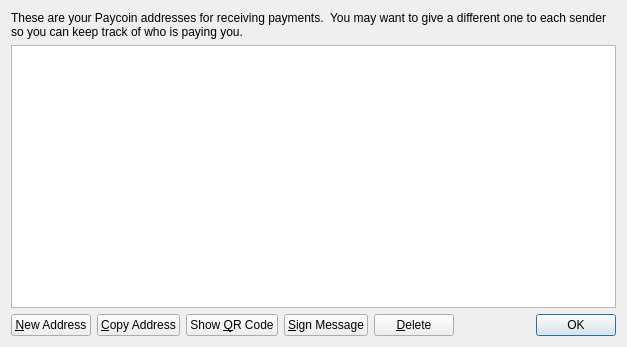
This is src/qt/forms/addressbookpage.ui in PaycoinFoundation/paycoin as Qt 5 draws it before an edit. The edited form follows.
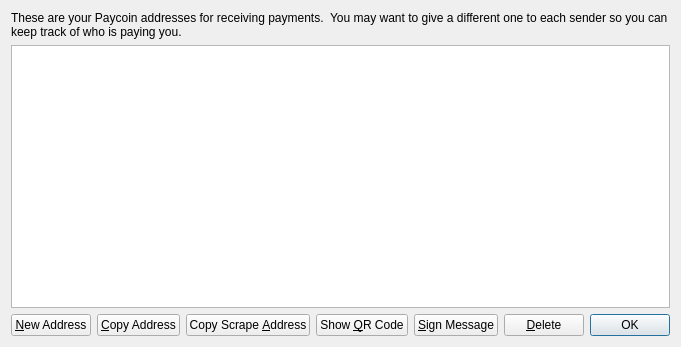
This is the edited form. Icons and pictures are not drawn.

Commit message: Add a Copy Scrape Address button to the Qt GUI

What changed in the file:
```diff
--- a/src/qt/forms/addressbookpage.ui
+++ b/src/qt/forms/addressbookpage.ui
@@ -85,6 +85,20 @@
        </property>
       </widget>
      </item>
+     <item>
+      <widget class="QPushButton" name="copyScrapeAddrToClipboard">
+       <property name="toolTip">
+        <string>Copy the currently selected scrape address to the system clipboard</string>
+       </property>
+       <property name="text">
+        <string>Copy Scrape &amp;Address</string>
+       </property>
+       <property name="icon">
+        <iconset resource="../bitcoin.qrc">
+         <normaloff>:/icons/editcopy</normaloff>:/icons/editcopy</iconset>
+       </property>
+      </widget>
+     </item>
      <item>
       <widget class="QPushButton" name="showQRCode">
        <property name="text">
```
The commit also changes 2 other files.
